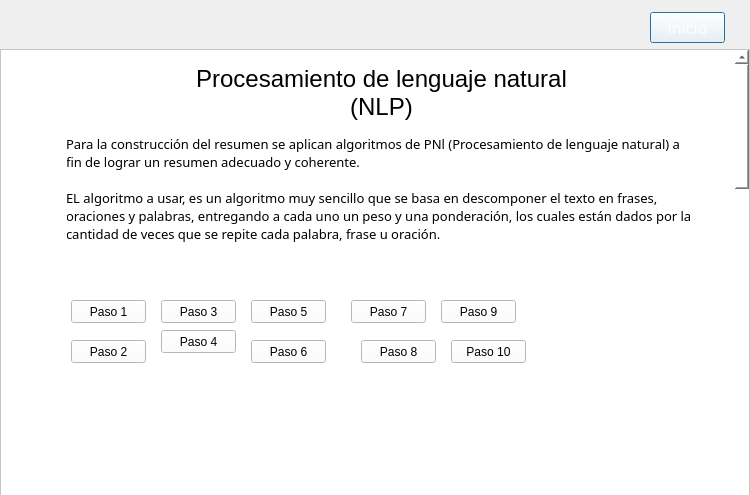
Napssters/Abstrac_Cientifico, file Views/QtViews/Algoritmo_Window.ui: the form before one commit.
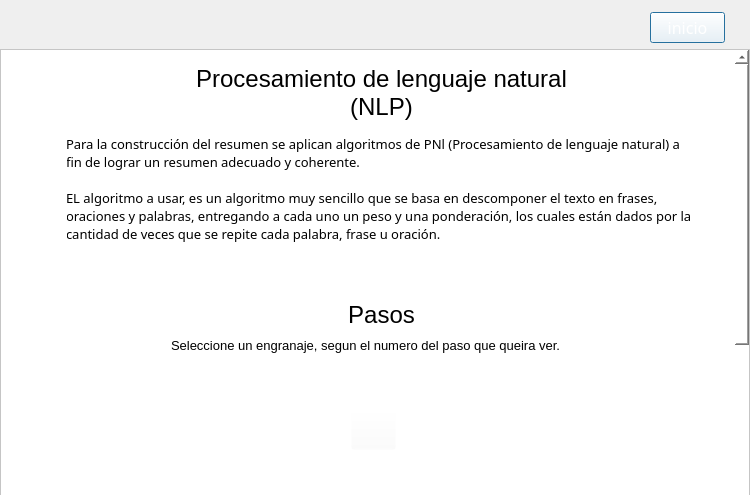
The form after the commit. Icons and pictures are not drawn.

The edit to the form file:
```diff
--- a/Views/QtViews/Algoritmo_Window.ui
+++ b/Views/QtViews/Algoritmo_Window.ui
@@ -82,13 +82,13 @@
       <x>0</x>
       <y>0</y>
       <width>750</width>
-      <height>1800</height>
+      <height>800</height>
      </rect>
     </property>
     <property name="minimumSize">
      <size>
       <width>750</width>
-      <height>1800</height>
+      <height>800</height>
      </size>
     </property>
     <widget class="QLabel" name="label_5">
@@ -200,7 +200,7 @@
        <x>50</x>
        <y>60</y>
        <width>16</width>
-       <height>141</height>
+       <height>251</height>
       </rect>
      </property>
      <property name="text">
@@ -213,7 +213,7 @@
        <x>700</x>
        <y>50</y>
        <width>16</width>
-       <height>151</height>
+       <height>261</height>
       </rect>
      </property>
      <property name="text">
@@ -251,133 +251,256 @@
     <widget class="QPushButton" name="paso1">
      <property name="geometry">
       <rect>
-       <x>70</x>
-       <y>250</y>
-       <width>75</width>
-       <height>23</height>
+       <x>350</x>
+       <y>359</y>
+       <width>45</width>
+       <height>41</height>
       </rect>
      </property>
+     <property name="styleSheet">
+      <string notr="true">background-color: rgb(255, 255, 255, 0);
+font: 12pt &quot;Sylfaen&quot;;
+color: rgb(255, 255, 255);</string>
+     </property>
      <property name="text">
-      <string>Paso 1</string>
+      <string/>
      </property>
     </widget>
     <widget class="QPushButton" name="paso2">
      <property name="geometry">
       <rect>
-       <x>70</x>
-       <y>290</y>
-       <width>75</width>
-       <height>23</height>
+       <x>270</x>
+       <y>443</y>
+       <width>45</width>
+       <height>41</height>
       </rect>
      </property>
+     <property name="styleSheet">
+      <string notr="true">background-color: rgb(255, 255, 255, 0);
+font: 12pt &quot;Sylfaen&quot;;
+color: rgb(255, 255, 255);</string>
+     </property>
      <property name="text">
-      <string>Paso 2</string>
+      <string/>
      </property>
     </widget>
     <widget class="QPushButton" name="paso3">
      <property name="geometry">
       <rect>
-       <x>160</x>
-       <y>250</y>
-       <width>75</width>
-       <height>23</height>
+       <x>430</x>
+       <y>443</y>
+       <width>41</width>
+       <height>41</height>
       </rect>
      </property>
+     <property name="styleSheet">
+      <string notr="true">background-color: rgb(255, 255, 255, 0);
+font: 12pt &quot;Sylfaen&quot;;
+color: rgb(255, 255, 255);</string>
+     </property>
      <property name="text">
-      <string>Paso 3</string>
+      <string/>
      </property>
     </widget>
     <widget class="QPushButton" name="paso5">
      <property name="geometry">
       <rect>
-       <x>250</x>
-       <y>250</y>
-       <width>75</width>
-       <height>23</height>
+       <x>352</x>
+       <y>528</y>
+       <width>41</width>
+       <height>41</height>
       </rect>
      </property>
+     <property name="styleSheet">
+      <string notr="true">background-color: rgb(255, 255, 255, 0);
+font: 12pt &quot;Sylfaen&quot;;
+color: rgb(255, 255, 255);</string>
+     </property>
      <property name="text">
-      <string>Paso 5</string>
+      <string/>
      </property>
     </widget>
     <widget class="QPushButton" name="paso4">
      <property name="geometry">
       <rect>
-       <x>160</x>
-       <y>280</y>
-       <width>75</width>
-       <height>23</height>
+       <x>195</x>
+       <y>528</y>
+       <width>41</width>
+       <height>41</height>
       </rect>
      </property>
+     <property name="styleSheet">
+      <string notr="true">background-color: rgb(255, 255, 255, 0);
+font: 12pt &quot;Sylfaen&quot;;
+color: rgb(255, 255, 255);</string>
+     </property>
      <property name="text">
-      <string>Paso 4</string>
+      <string/>
      </property>
     </widget>
     <widget class="QPushButton" name="paso6">
      <property name="geometry">
       <rect>
-       <x>250</x>
-       <y>290</y>
-       <width>75</width>
-       <height>23</height>
+       <x>510</x>
+       <y>528</y>
+       <width>41</width>
+       <height>41</height>
       </rect>
      </property>
+     <property name="styleSheet">
+      <string notr="true">background-color: rgb(255, 255, 255, 0);
+font: 12pt &quot;Sylfaen&quot;;
+color: rgb(255, 255, 255);</string>
+     </property>
      <property name="text">
-      <string>Paso 6</string>
+      <string/>
      </property>
     </widget>
     <widget class="QPushButton" name="paso7">
      <property name="geometry">
       <rect>
-       <x>350</x>
-       <y>250</y>
-       <width>75</width>
-       <height>23</height>
+       <x>115</x>
+       <y>610</y>
+       <width>41</width>
+       <height>41</height>
       </rect>
      </property>
+     <property name="styleSheet">
+      <string notr="true">background-color: rgb(255, 255, 255, 0);
+font: 12pt &quot;Sylfaen&quot;;
+color: rgb(255, 255, 255);</string>
+     </property>
      <property name="text">
-      <string>Paso 7</string>
+      <string/>
      </property>
     </widget>
     <widget class="QPushButton" name="paso8">
      <property name="geometry">
       <rect>
-       <x>360</x>
-       <y>290</y>
-       <width>75</width>
-       <height>23</height>
+       <x>272</x>
+       <y>611</y>
+       <width>41</width>
+       <height>41</height>
       </rect>
      </property>
+     <property name="styleSheet">
+      <string notr="true">background-color: rgb(255, 255, 255, 0);
+font: 12pt &quot;Sylfaen&quot;;
+color: rgb(255, 255, 255);</string>
+     </property>
      <property name="text">
-      <string>Paso 8</string>
+      <string/>
      </property>
     </widget>
     <widget class="QPushButton" name="paso9">
      <property name="geometry">
       <rect>
-       <x>440</x>
-       <y>250</y>
-       <width>75</width>
-       <height>23</height>
+       <x>430</x>
+       <y>611</y>
+       <width>41</width>
+       <height>41</height>
       </rect>
      </property>
+     <property name="styleSheet">
+      <string notr="true">background-color: rgb(255, 255, 255, 0);
+font: 12pt &quot;Sylfaen&quot;;
+color: rgb(255, 255, 255);</string>
+     </property>
      <property name="text">
-      <string>Paso 9</string>
+      <string/>
      </property>
     </widget>
     <widget class="QPushButton" name="paso10">
      <property name="geometry">
       <rect>
-       <x>450</x>
-       <y>290</y>
-       <width>75</width>
-       <height>23</height>
+       <x>586</x>
+       <y>611</y>
+       <width>41</width>
+       <height>41</height>
       </rect>
      </property>
+     <property name="styleSheet">
+      <string notr="true">background-color: rgb(255, 255, 255, 0);
+font: 12pt &quot;Sylfaen&quot;;
+color: rgb(255, 255, 255);</string>
+     </property>
      <property name="text">
-      <string>Paso 10</string>
+      <string/>
      </property>
     </widget>
+    <widget class="QLabel" name="label_8">
+     <property name="geometry">
+      <rect>
+       <x>20</x>
+       <y>310</y>
+       <width>681</width>
+       <height>391</height>
+      </rect>
+     </property>
+     <property name="text">
+      <string/>
+     </property>
+     <property name="pixmap">
+      <pixmap>../Images/Algoritmo/pasos.png</pixmap>
+     </property>
+    </widget>
+    <widget class="QLabel" name="label_9">
+     <property name="geometry">
+      <rect>
+       <x>60</x>
+       <y>240</y>
+       <width>641</width>
+       <height>51</height>
+      </rect>
+     </property>
+     <property name="font">
+      <font>
+       <family>System</family>
+       <weight>75</weight>
+       <bold>true</bold>
+      </font>
+     </property>
+     <property name="text">
+      <string>&lt;!DOCTYPE HTML PUBLIC &quot;-//W3C//DTD HTML 4.0//EN&quot; &quot;http://www.w3.org/TR/REC-html40/strict.dtd&quot;&gt;
+&lt;html&gt;&lt;head&gt;&lt;meta name=&quot;qrichtext&quot; content=&quot;1&quot; /&gt;&lt;style type=&quot;text/css&quot;&gt;
+p, li { white-space: pre-wrap; }
+&lt;/style&gt;&lt;/head&gt;&lt;body style=&quot; font-family:'System'; font-size:8pt; font-weight:600; font-style:normal;&quot;&gt;
+&lt;p align=&quot;center&quot; style=&quot; margin-top:0px; margin-bottom:0px; margin-left:0px; margin-right:0px; -qt-block-indent:0; text-indent:0px;&quot;&gt;&lt;span style=&quot; font-family:'MS Shell Dlg 2'; font-size:18pt; font-weight:400;&quot;&gt;Pasos&lt;/span&gt;&lt;/p&gt;&lt;/body&gt;&lt;/html&gt;</string>
+     </property>
+    </widget>
+    <widget class="QLabel" name="label_11">
+     <property name="geometry">
+      <rect>
+       <x>170</x>
+       <y>280</y>
+       <width>401</width>
+       <height>31</height>
+      </rect>
+     </property>
+     <property name="text">
+      <string>&lt;html&gt;&lt;head/&gt;&lt;body&gt;&lt;p&gt;&lt;span style=&quot; font-size:10pt;&quot;&gt;Seleccione un engranaje, segun el numero del paso que queira ver.&lt;/span&gt;&lt;/p&gt;&lt;/body&gt;&lt;/html&gt;</string>
+     </property>
+    </widget>
+    <zorder>label_8</zorder>
+    <zorder>label_5</zorder>
+    <zorder>plainTextEdit</zorder>
+    <zorder>label</zorder>
+    <zorder>label_3</zorder>
+    <zorder>label_6</zorder>
+    <zorder>label_7</zorder>
+    <zorder>pushButton</zorder>
+    <zorder>paso1</zorder>
+    <zorder>paso2</zorder>
+    <zorder>paso3</zorder>
+    <zorder>paso5</zorder>
+    <zorder>paso4</zorder>
+    <zorder>paso6</zorder>
+    <zorder>paso7</zorder>
+    <zorder>paso8</zorder>
+    <zorder>paso9</zorder>
+    <zorder>paso10</zorder>
+    <zorder>label_9</zorder>
+    <zorder>label_11</zorder>
    </widget>
   </widget>
   <widget class="QLabel" name="label_4">
```
Left out of the diff: 2 changed lines with no effect on the pictures.
